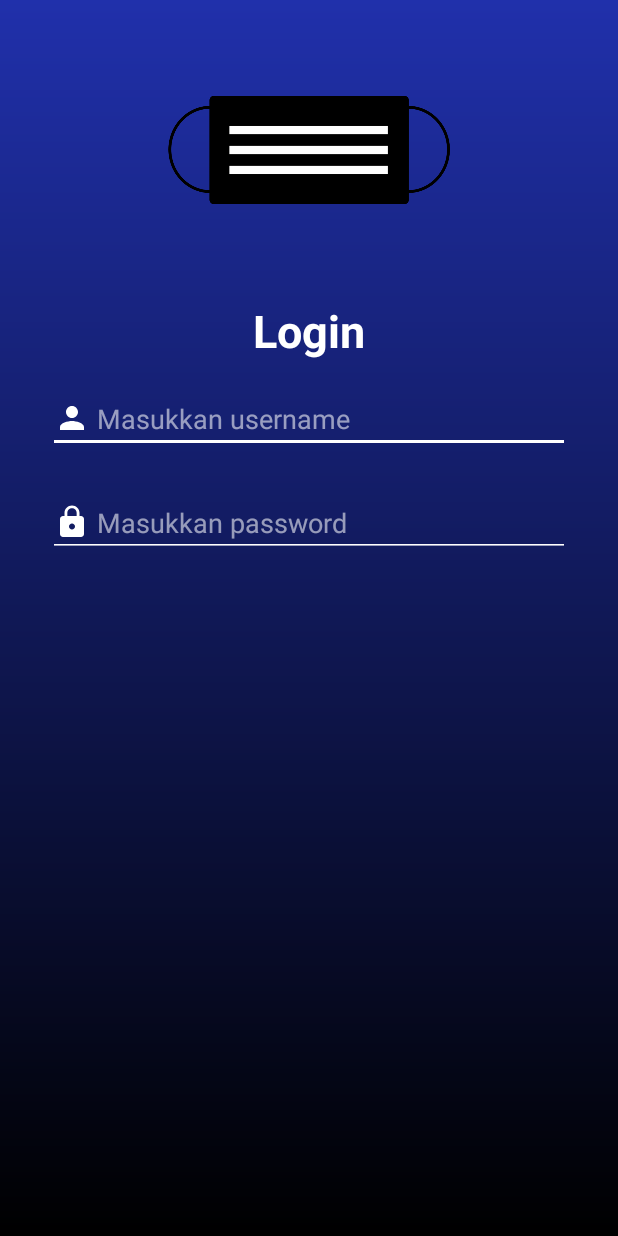
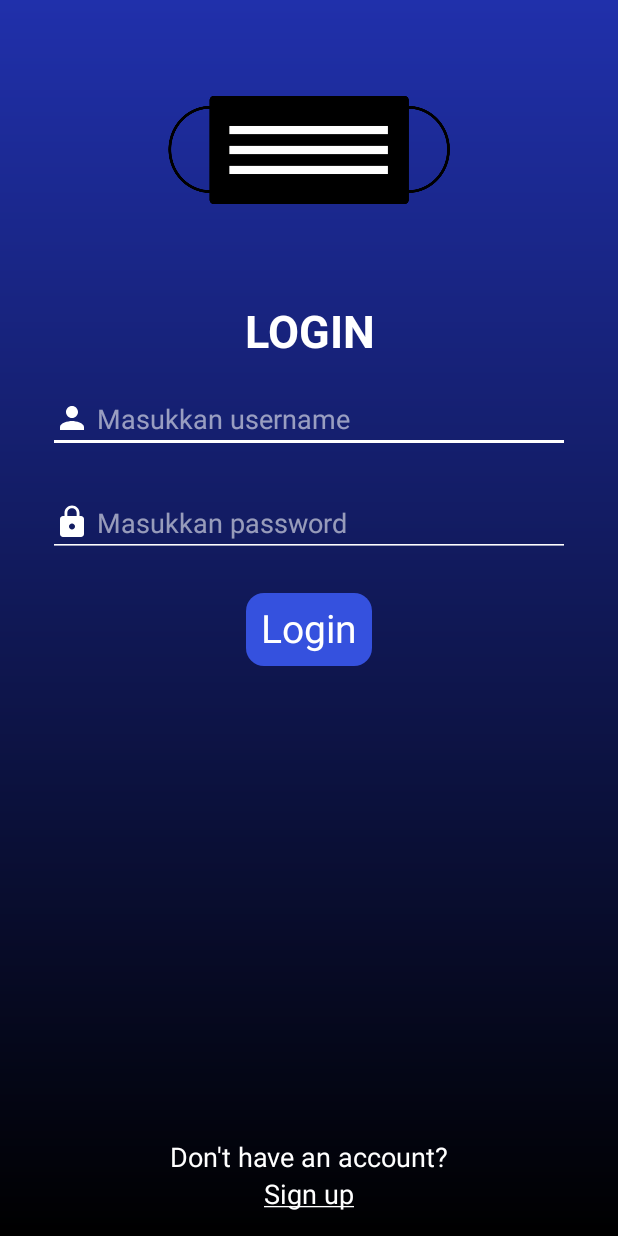
Before and after one commit to faynald/Maskerku-java, an Android app: the LoginActivity screen opened directly, with no data from a screen before it, on a phone screen of 412 x 824 dp. Run offline under Robolectric (Android 15) with nearby library versions, the phone set to English and light mode, and no system bars.

Commit message:
completing login page

```diff
--- a/app/src/main/res/layout/activity_login.xml
+++ b/app/src/main/res/layout/activity_login.xml
@@ -23,7 +23,7 @@
         android:layout_width="wrap_content"
         android:layout_height="wrap_content"
         android:gravity="center"
-        android:text="@string/title_login"
+        android:text="LOGIN"
         android:textColor="@color/white"
         android:textSize="30sp"
         android:textStyle="bold"
@@ -70,4 +70,45 @@
         app:layout_constraintStart_toStartOf="parent"
         app:layout_constraintTop_toBottomOf="@+id/edit_text_username_login" />
 
+    <TextView
+        android:id="@+id/button_login"
+        android:layout_width="wrap_content"
+        android:layout_height="wrap_content"
+        android:layout_marginTop="24dp"
+        android:background="@drawable/roundstyle"
+        android:backgroundTint="#3551de"
+        android:paddingStart="10dp"
+        android:paddingTop="5dp"
+        android:paddingEnd="10dp"
+        android:paddingBottom="8dp"
+        android:text="Login"
+        android:textColor="@color/white"
+        android:textSize="26sp"
+        app:layout_constraintEnd_toEndOf="parent"
+        app:layout_constraintStart_toStartOf="parent"
+        app:layout_constraintTop_toBottomOf="@+id/edit_text_password_login" />
+
+    <TextView
+        android:id="@+id/text_sign_up"
+        android:layout_width="wrap_content"
+        android:layout_height="wrap_content"
+        android:layout_marginBottom="16dp"
+        android:text="@string/text_sign_up_underlined"
+        android:textColor="@color/white"
+        android:textSize="18sp"
+        app:layout_constraintBottom_toBottomOf="parent"
+        app:layout_constraintEnd_toEndOf="parent"
+        app:layout_constraintStart_toStartOf="parent" />
+
+    <TextView
+        android:id="@+id/text_dont_have_an_account"
+        android:layout_width="wrap_content"
+        android:layout_height="wrap_content"
+        android:text="Don't have an account?"
+        android:textColor="@color/white"
+        android:textSize="18sp"
+        app:layout_constraintBottom_toTopOf="@+id/text_sign_up"
+        app:layout_constraintEnd_toEndOf="parent"
+        app:layout_constraintStart_toStartOf="parent" />
+
 </androidx.constraintlayout.widget.ConstraintLayout>
--- a/app/src/main/res/values/strings.xml
+++ b/app/src/main/res/values/strings.xml
@@ -20,4 +20,5 @@
     <string name="title_profile">Profile</string>
     <string name="title_profile_data_diri">Profile Data Diri</string>
     <string name="title_profil_alamat">Profil Alamat</string>
+    <string name="text_sign_up_underlined"><u>Sign up</u></string>
 </resources>
```
